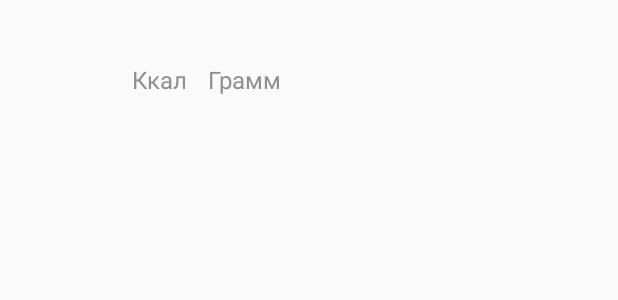
After one commit to BoZliPraiseTheSun/Cheat, an Android app: the layout list_product_eat_view.xml on its own in the app's theme, with its tools: preview values and no code run, on a phone screen of 412 x 824 dp. The commit adds this screen. Shown: the top 300 px of the screen. Run offline under Robolectric (Android 15) with nearby library versions, the phone set to English and light mode, and no system bars.

Commit message:
Add save listEat

```diff
--- a/app/build.gradle
+++ b/app/build.gradle
@@ -29,6 +29,9 @@ dependencies {
     implementation 'androidx.appcompat:appcompat:1.0.2'
     implementation 'androidx.core:core-ktx:1.0.2'
     implementation 'androidx.constraintlayout:constraintlayout:1.1.3'
+
+    implementation 'com.google.code.gson:gson:2.8.2'
+
     testImplementation 'junit:junit:4.12'
     androidTestImplementation 'androidx.test:runner:1.2.0'
     androidTestImplementation 'androidx.test.espresso:espresso-core:3.2.0'
--- /dev/null
+++ b/app/src/main/res/layout/list_product_eat_view.xml
@@ -0,0 +1,69 @@
+<?xml version="1.0" encoding="utf-8"?>
+<androidx.constraintlayout.widget.ConstraintLayout
+        xmlns:android="http://schemas.android.com/apk/res/android"
+        xmlns:app="http://schemas.android.com/apk/res-auto"
+        android:padding="8dp"
+        android:layout_width="match_parent"
+        android:layout_height="wrap_content">
+
+    <ImageView
+            android:layout_width="0dp"
+            android:layout_height="56dp"
+            app:layout_constraintDimensionRatio="1:1"
+            app:layout_constraintTop_toTopOf="parent"
+            app:layout_constraintStart_toStartOf="parent"
+            android:id="@+id/image_product_eat"/>
+
+    <TextView
+            android:layout_width="wrap_content"
+            android:layout_height="wrap_content"
+            android:textSize="20dp"
+            android:textColor="@color/colorBlack"
+            android:layout_marginStart="20dp"
+            app:layout_constraintTop_toTopOf="@id/image_product_eat"
+            app:layout_constraintStart_toEndOf="@id/image_product_eat"
+            android:id="@+id/name_eat_view"/>
+
+    <TextView
+            android:layout_width="wrap_content"
+            android:layout_height="wrap_content"
+            android:textSize="16dp"
+            android:textColor="@color/colorGray"
+            app:layout_constraintBottom_toBottomOf="@id/image_product_eat"
+            app:layout_constraintStart_toStartOf="@id/name_eat_view"
+            android:id="@+id/cal_eat_view"/>
+
+    <TextView
+            android:layout_width="wrap_content"
+            android:layout_height="wrap_content"
+            android:text="Ккал"
+            android:textSize="16dp"
+            android:textColor="@color/colorGray"
+            android:layout_marginStart="4dp"
+            app:layout_constraintBaseline_toBaselineOf="@id/cal_eat_view"
+            app:layout_constraintStart_toEndOf="@id/cal_eat_view"
+            android:id="@+id/text_cal"/>
+
+    <TextView
+            android:layout_width="wrap_content"
+            android:layout_height="wrap_content"
+            android:textSize="16dp"
+            android:textColor="@color/colorGray"
+            android:layout_marginStart="10dp"
+            app:layout_constraintStart_toEndOf="@id/text_cal"
+            app:layout_constraintBaseline_toBaselineOf="@id/text_cal"
+            android:id="@+id/gram_eat_view"/>
+
+    <TextView
+            android:layout_width="wrap_content"
+            android:layout_height="wrap_content"
+            android:text="Грамм"
+            android:textSize="16dp"
+            android:textColor="@color/colorGray"
+            android:layout_marginStart="4dp"
+            app:layout_constraintStart_toEndOf="@id/gram_eat_view"
+            app:layout_constraintBaseline_toBaselineOf="@id/gram_eat_view"
+            android:id="@+id/text_gram"/>
+
+
+</androidx.constraintlayout.widget.ConstraintLayout>
```
Also changed, not shown: app/src/main/java/com/example/cheat/ListProductsActivity.kt (+42 -16 lines), app/src/main/java/com/example/cheat/ProductEat.kt (+5 -2 lines), app/src/main/java/com/example/cheat/UserActivity.kt (+68 -4 lines), app/src/main/res/layout/activity_user.xml (+18 -6 lines).
